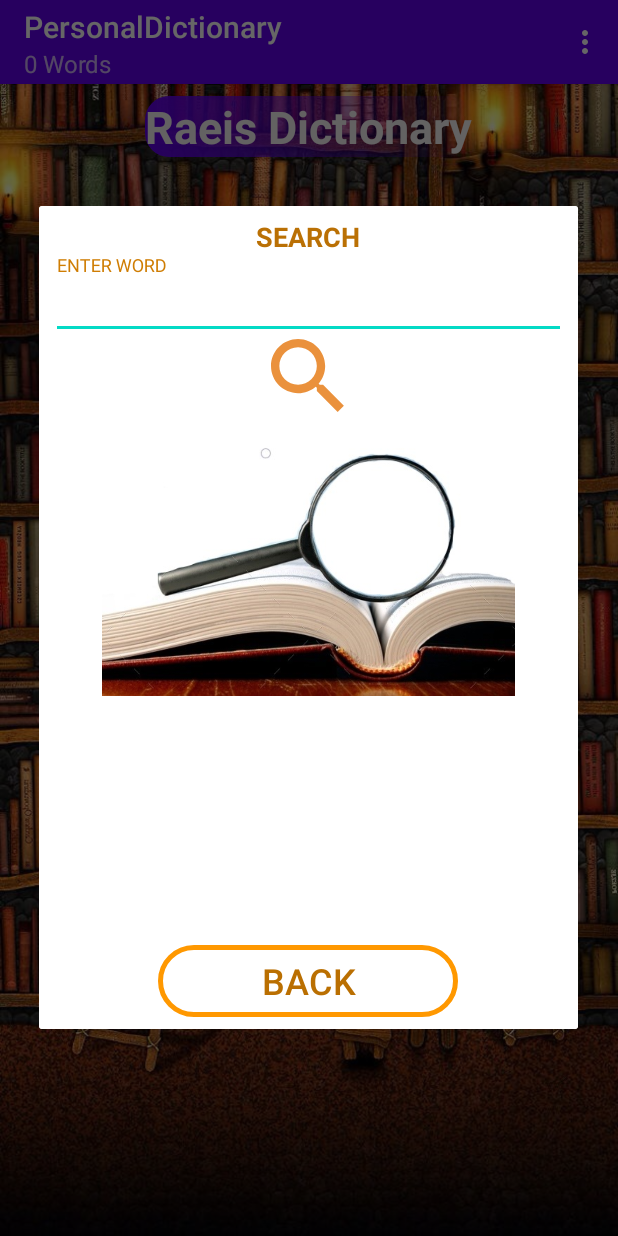
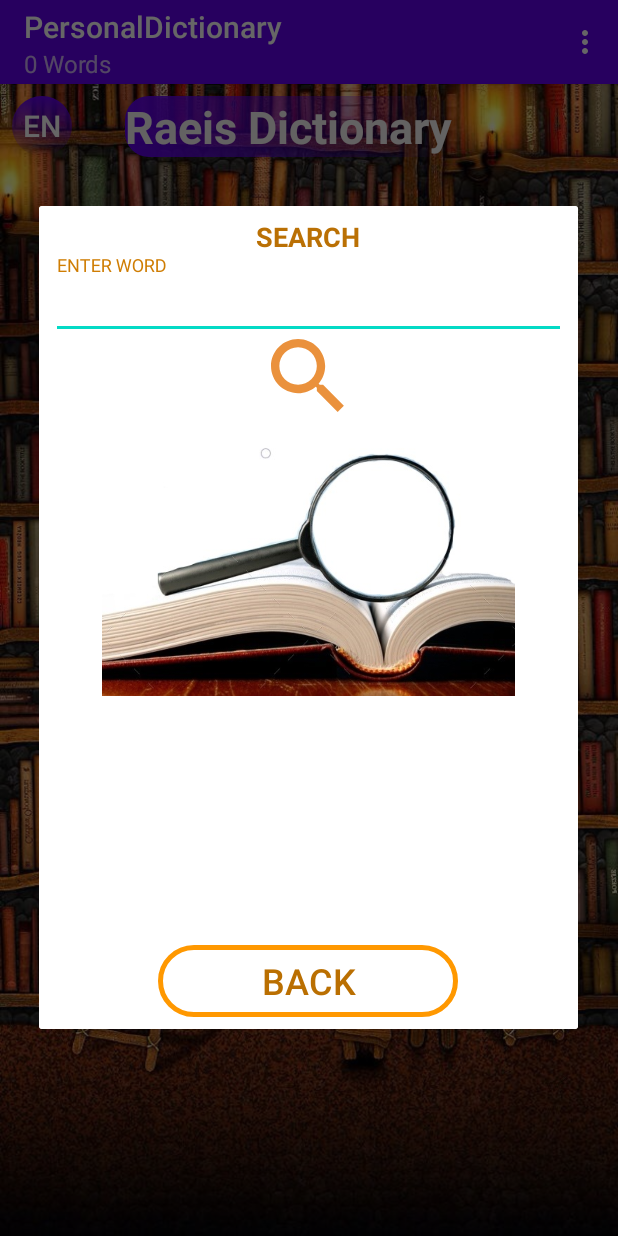
Before and after one commit to mohammadr1371/PersonalDictionary, an Android app: the screen it shows after launch (WordsListActivity), in the options menu, after a tap on "Search", on a phone screen of 412 x 824 dp. Run offline under Robolectric (Android 15) with nearby library versions, the phone set to English and light mode, and no system bars; our stand-ins replace Room's generated code.

Commit message:
-Add a button for change app language

```diff
--- a/app/src/main/java/com/example/personaldictionary/Controller/Fragment/SearchDialogFragment.java
+++ b/app/src/main/java/com/example/personaldictionary/Controller/Fragment/SearchDialogFragment.java
@@ -33,6 +33,7 @@ public class SearchDialogFragment extends DialogFragment {
     private ImageButton mImageButtonSearch;
     private RecyclerView mRecyclerViewSearch;
     private Button mButtonBack;
+    private TextView mTextViewSearchTitle;
     private ArrayList<Word> mWords;
 
     public static SearchDialogFragment newInstance(ArrayList<Word> words) {
@@ -57,6 +58,7 @@ public class SearchDialogFragment extends DialogFragment {
         AlertDialog.Builder builder = new AlertDialog.Builder(getActivity());
         builder.setView(view);
         findViews(view);
+        initView();
         setListeners();
         AlertDialog dialog = builder.create();
         return dialog;
@@ -67,6 +69,17 @@ public class SearchDialogFragment extends DialogFragment {
         mImageButtonSearch = view.findViewById(R.id.imageButton_search_in_search_dialog);
         mRecyclerViewSearch = view.findViewById(R.id.recyclerView_in_search_dialog);
         mButtonBack = view.findViewById(R.id.button_back_in_search_dialog);
+        mTextViewSearchTitle = view.findViewById(R.id.textView_search_title);
+    }
+
+    private void initView(){
+        if(WordsListFragment.LANGUAGE_FLAG == false){
+            mTextViewSearchTitle.setText("SEARCH");
+            mButtonBack.setText("Back");
+        } else {
+            mTextViewSearchTitle.setText("جستجو");
+            mButtonBack.setText("بازگشت");
+        }
     }
 
     private void setListeners(){
--- a/app/src/main/java/com/example/personaldictionary/Controller/Fragment/WordsListFragment.java
+++ b/app/src/main/java/com/example/personaldictionary/Controller/Fragment/WordsListFragment.java
@@ -2,6 +2,7 @@ package com.example.personaldictionary.Controller.Fragment;
 
 import android.app.Activity;
 import android.app.AlertDialog;
+import android.content.ClipData;
 import android.content.DialogInterface;
 import android.content.Intent;
 import android.os.Bundle;
@@ -39,8 +40,14 @@ public class WordsListFragment extends Fragment {
     public static final int ADD_DIALOG_FRAGMENT_REQUEST_CODE = 1;
     public static final int EDIT_DIALOG_FRAGMENT_REQUEST_CODE = 2;
     public static final String EDIT_DIALOG_FRAGMENT = "edit dialog fragment";
+    public static boolean LANGUAGE_FLAG = false;
+
     private iWordDatabaseDao mIWordDatabaseDao;
     private RecyclerView mRecyclerView;
+    private Button mButtonLanguage;
+    private TextView mTextViewAppTitle;
+    private Menu mMenu;
+
 
     public static WordsListFragment newInstance() {
         WordsListFragment fragment = new WordsListFragment();
@@ -61,6 +68,8 @@ public class WordsListFragment extends Fragment {
                              Bundle savedInstanceState) {
         View view = inflater.inflate(R.layout.fragment_words_list, container, false);
         findViews(view);
+        initView();
+        setListener();
         mRecyclerView.setLayoutManager(new LinearLayoutManager(getActivity()));
         updateList();
         return  view;
@@ -81,6 +90,18 @@ public class WordsListFragment extends Fragment {
 
     public void findViews(View view){
         mRecyclerView = view.findViewById(R.id.word_recycler_view);
+        mButtonLanguage = view.findViewById(R.id.button_language);
+        mTextViewAppTitle = view.findViewById(R.id.textView_app_title);
+    }
+
+    public void initView(){
+        if(LANGUAGE_FLAG == false){
+            mTextViewAppTitle.setText("Raeis Dictionary");
+            mButtonLanguage.setText("En");
+        } else {
+            mTextViewAppTitle.setText("دیکشنری رئیس");
+            mButtonLanguage.setText("Pr");
+        }
     }
 
     @Override
@@ -105,6 +126,21 @@ public class WordsListFragment extends Fragment {
     @Override
     public void onCreateOptionsMenu(@NonNull Menu menu, @NonNull MenuInflater inflater) {
         inflater.inflate(R.menu.menu_layout, menu);
+        mMenu = menu;
+        initMenu(menu);
+    }
+
+    private void initMenu(@NonNull Menu menu) {
+        if(LANGUAGE_FLAG == false) {
+            menu.findItem(R.id.add_item_in_menu).setTitle("Add");
+            menu.findItem(R.id.search_item_in_menu).setTitle("Search");
+            menu.findItem(R.id.delete_item_in_menu).setTitle("Delete all");
+        } else {
+            menu.findItem(R.id.add_item_in_menu).setTitle("افزودن");
+            menu.findItem(R.id.search_item_in_menu).setTitle("جستجو");
+            menu.findItem(R.id.delete_item_in_menu).setTitle("پاک کردن همه");
+
+        }
     }
 
     @Override
@@ -142,6 +178,22 @@ public class WordsListFragment extends Fragment {
             return super.onOptionsItemSelected(item);
         }
         return false;
+    }
+
+    private void setListener(){
+        mButtonLanguage.setOnClickListener(new View.OnClickListener() {
+            @Override
+            public void onClick(View view) {
+                AppCompatActivity activity = (AppCompatActivity) getActivity();
+                if(LANGUAGE_FLAG == false){
+                    LANGUAGE_FLAG = true;
+                } else {
+                    LANGUAGE_FLAG = false;
+                }
+                initView();
+                initMenu(mMenu);
+            }
+        });
     }
 
     private class WordViewHolder extends RecyclerView.ViewHolder{
--- /dev/null
+++ b/app/src/main/res/drawable/button_language.xml
@@ -0,0 +1,10 @@
+<?xml version="1.0" encoding="utf-8"?>
+<shape xmlns:android="http://schemas.android.com/apk/res/android">
+    <gradient
+        android:startColor="@color/colorPrimary"
+        android:angle="270"></gradient>
+    <corners
+        android:radius="40dp">
+
+    </corners>
+</shape>
--- a/app/src/main/res/layout/fragment_add_dialog.xml
+++ b/app/src/main/res/layout/fragment_add_dialog.xml
@@ -10,7 +10,7 @@
     tools:context=".Controller.Fragment.AddDialogFragment">
 
     <TextView
-        android:id="@+id/textView3"
+        android:id="@+id/textView_title_in_add_dialog"
         android:layout_width="wrap_content"
         android:layout_height="wrap_content"
         android:text="ADD"
--- a/app/src/main/res/layout/fragment_edit_dialog.xml
+++ b/app/src/main/res/layout/fragment_edit_dialog.xml
@@ -10,7 +10,7 @@
     tools:context=".Controller.Fragment.EditDialogFragment">
 
     <TextView
-        android:id="@+id/textView4"
+        android:id="@+id/textView_title_in_edit_dialog"
         android:layout_width="wrap_content"
         android:layout_height="wrap_content"
         android:text="EDIT"
--- a/app/src/main/res/layout/fragment_search_dialog.xml
+++ b/app/src/main/res/layout/fragment_search_dialog.xml
@@ -11,7 +11,7 @@
     tools:context=".Controller.Fragment.SearchDialogFragment">
 
     <TextView
-        android:id="@+id/textView2"
+        android:id="@+id/textView_search_title"
         android:layout_width="wrap_content"
         android:layout_height="wrap_content"
         android:text="SEARCH"
--- a/app/src/main/res/layout/fragment_words_list.xml
+++ b/app/src/main/res/layout/fragment_words_list.xml
@@ -9,16 +9,32 @@
     android:padding="8dp"
     tools:context=".Controller.Fragment.WordsListFragment">
 
+    <LinearLayout
+        android:layout_width="match_parent"
+        android:layout_height="wrap_content"
+        android:orientation="horizontal">
+
+        <Button
+            android:id="@+id/button_language"
+            android:layout_width="40dp"
+            android:layout_height="40dp"
+            android:background="@drawable/button_language"
+            android:textColor="#FFFFFF"
+            android:textSize="20sp"
+            tools:text="EN" />
+
         <TextView
-        android:id="@+id/textView"
+            android:id="@+id/textView_app_title"
             android:layout_width="wrap_content"
             android:layout_height="wrap_content"
             android:layout_gravity="center_horizontal"
+            android:layout_marginLeft="35dp"
             android:background="@drawable/title_form"
             android:text="Raeis Dictionary"
             android:textColor="#F8F5F5"
             android:textSize="30sp"
             android:textStyle="bold" />
+    </LinearLayout>
 
     <androidx.recyclerview.widget.RecyclerView
         android:id="@+id/word_recycler_view"
```
Also changed, not shown: app/src/main/java/com/example/personaldictionary/Controller/Fragment/AddDialogFragment.java (+14 -0 lines), app/src/main/java/com/example/personaldictionary/Controller/Fragment/EditDialogFragment.java (+12 -0 lines). Lines whose indentation alone changed are shown as unchanged.
